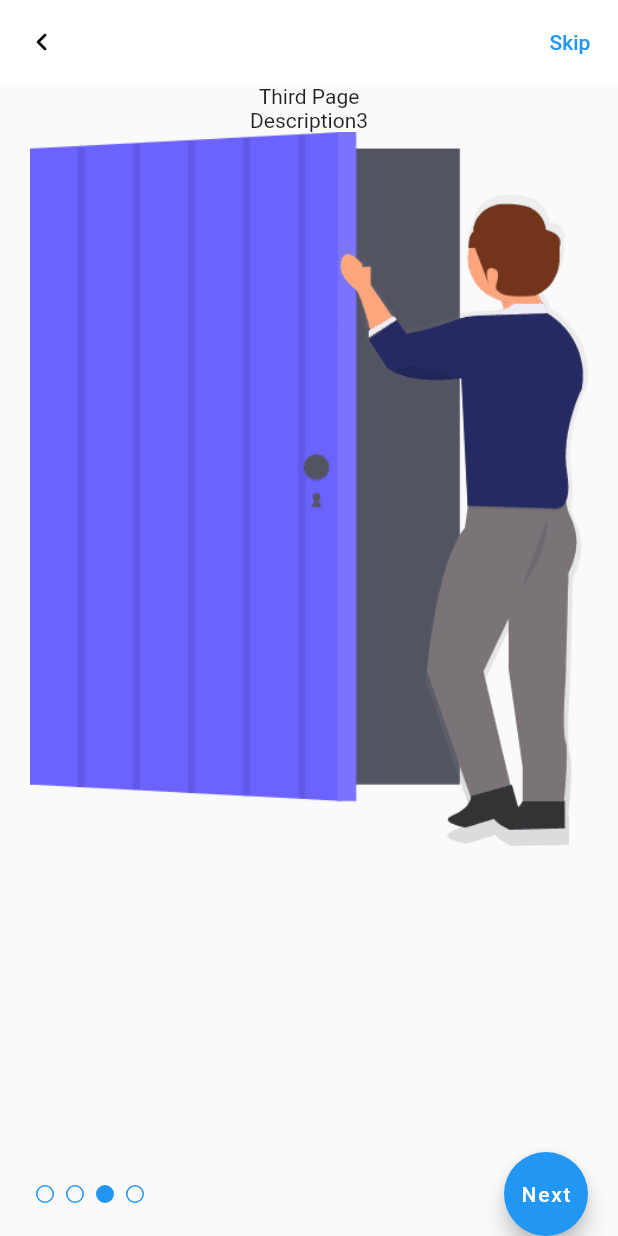
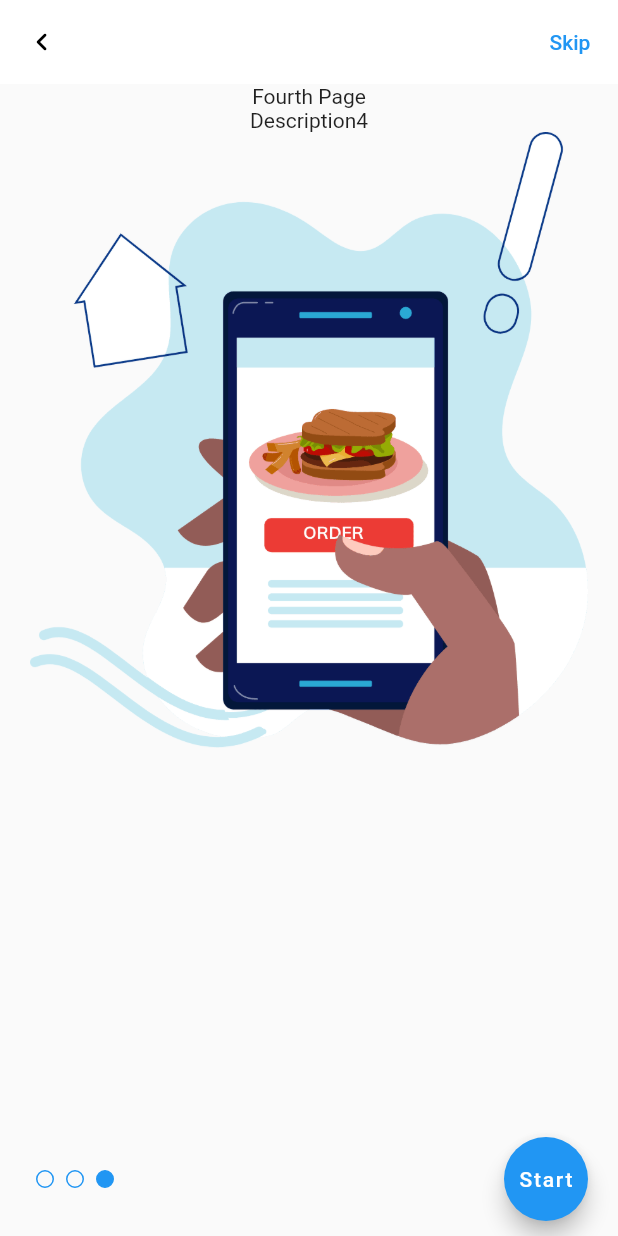
Before and after one commit to mensur056/State_Management, a Flutter app: the screen it shows after launch, swiped to page 3, on a phone screen of 412 x 824 dp. Run offline on Flutter 3.47's test engine with Material 2 defaults, Android fonts, the phone set to English and light mode, and no system bars.

Commit message:
State Management

```diff
--- a/lib/feature/onboard/on_board_models.dart
+++ b/lib/feature/onboard/on_board_models.dart
@@ -12,7 +12,6 @@ class OnBoardModels {
   static final List<OnBoardModel> onBoardItems = [
     OnBoardModel("First Page", 'Description1', 'ic_chef'),
     OnBoardModel("Second Page", 'Description2', 'ic_delivery'),
-    OnBoardModel("Third Page", 'Description3', 'ic_door'),
     OnBoardModel("Fourth Page", 'Description4', 'ic_order'),
   ];
 }
--- a/lib/feature/onboard/on_board_view.dart
+++ b/lib/feature/onboard/on_board_view.dart
@@ -20,9 +20,10 @@ class _OnBoardViewState extends State<OnBoardView> {
       OnBoardModels.onBoardItems.length - 1 == _selectedIndex;
 
   bool get _isFirstPage => _selectedIndex == 0;
+  ValueNotifier<bool> isBAckEnable = ValueNotifier(false);
 
   void _incrementAndChange([int? value]) {
-    if (_isLastPage) {
+    if (_isLastPage && value == null) {
       return;
     }
     _incrementSelectedPage(value);
@@ -56,7 +57,7 @@ class _OnBoardViewState extends State<OnBoardView> {
               ),
       ),
       body: Padding(
-        padding: const EdgeInsets.only(left: 20.0, right: 20),
+        padding: const EdgeInsets.only(left: 20.0, right: 20, bottom: 10),
         child: Column(
           children: [
             Expanded(
```
